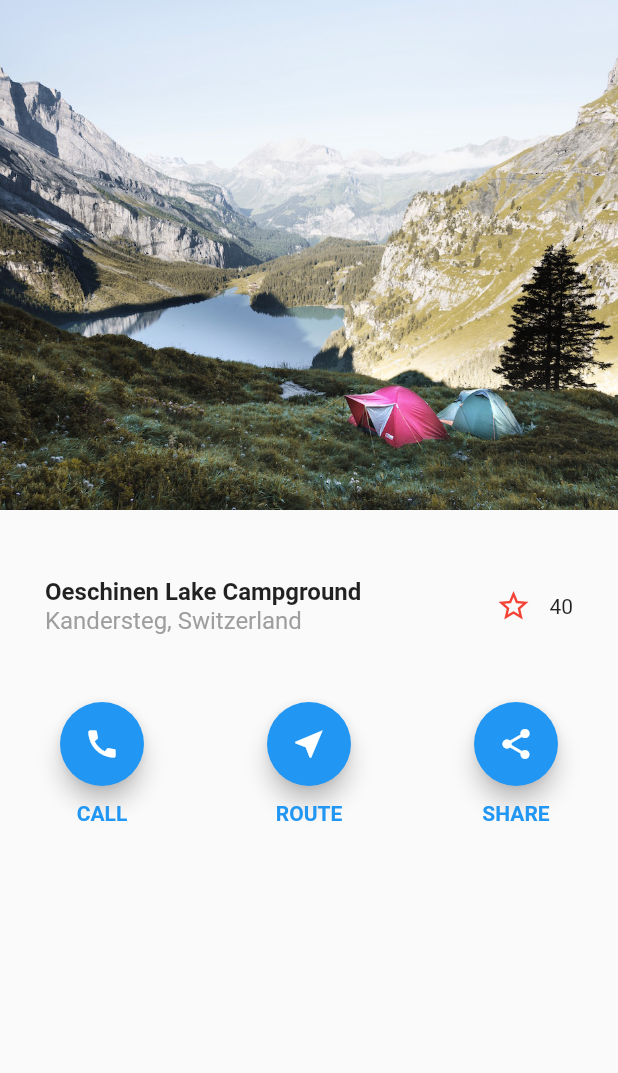
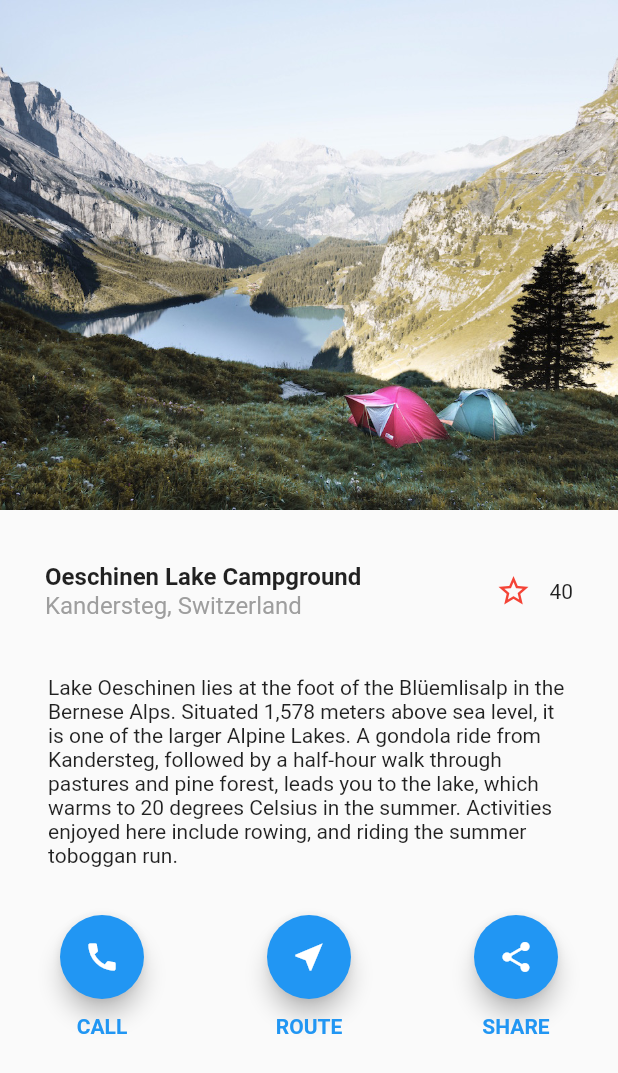
Before and after one commit to pyrta2011/flutterApp, a Flutter app: the screen it shows after launch, on a phone screen of 412 x 824 dp. Shown: the top 1073 px of the screen. Run offline on Flutter 3.47's test engine with Material 2 defaults, Android fonts, the phone set to English and light mode, and no system bars; our stand-ins replace share.

Commit message:
Add share functional

```diff
--- a/lib/components/button.dart
+++ b/lib/components/button.dart
@@ -1,4 +1,5 @@
 import "package:flutter/material.dart";
+import "package:share/share.dart";
 
 class ButtonRow extends StatelessWidget {
   @override
@@ -19,12 +20,23 @@ class ButtonRow extends StatelessWidget {
                 color: Colors.white,
               ),
               data: "ROUTE"),
-          _buildButtonRow(
-              icon: Icon(
-                Icons.share,
-                color: Colors.white,
+          Column(
+            children: [
+              FloatingActionButton(
+                onPressed: () => Share.share(
+                    "Look at this, Lake Oeschinen lies at the foot of the Blüemlisalp in the Bernese"),
+                child: Icon(Icons.share),
               ),
-              data: "SHARE"),
+              Padding(
+                padding: EdgeInsets.only(top: 10),
+                child: Text(
+                  "SHARE",
+                  style: TextStyle(
+                      color: Colors.blue, fontWeight: FontWeight.bold),
+                ),
+              )
+            ],
+          ),
         ],
         mainAxisAlignment: MainAxisAlignment.spaceBetween,
       ),
--- a/lib/components/title.dart
+++ b/lib/components/title.dart
@@ -4,7 +4,7 @@ class TitleWidget extends StatelessWidget {
   @override
   Widget build(BuildContext context) {
     return Container(
-      padding: EdgeInsets.symmetric(horizontal: 30, vertical: 40),
+      padding: EdgeInsets.only(left: 30, right: 30, top: 30),
       child: Row(
         mainAxisAlignment: MainAxisAlignment.spaceBetween,
         children: [
--- a/lib/main.dart
+++ b/lib/main.dart
@@ -11,7 +11,23 @@ class MyApp extends StatelessWidget {
     return MaterialApp(
       home: Scaffold(
         body: ListView(
-          children: [ImageWidget(), TitleWidget(), ButtonRow()],
+          children: [
+            ImageWidget(),
+            TitleWidget(),
+            Container(
+              padding: const EdgeInsets.all(32),
+              child: Text(
+                'Lake Oeschinen lies at the foot of the Blüemlisalp in the Bernese '
+                'Alps. Situated 1,578 meters above sea level, it is one of the '
+                'larger Alpine Lakes. A gondola ride from Kandersteg, followed by a '
+                'half-hour walk through pastures and pine forest, leads you to the '
+                'lake, which warms to 20 degrees Celsius in the summer. Activities '
+                'enjoyed here include rowing, and riding the summer toboggan run.',
+                softWrap: true,
+              ),
+            ),
+            ButtonRow(),
+          ],
         ),
       ),
     );
--- a/pubspec.yaml
+++ b/pubspec.yaml
@@ -23,6 +23,7 @@ environment:
 dependencies:
   flutter:
     sdk: flutter
+  share: any
 
 
   # The following adds the Cupertino Icons font to your application.
```
Also changed, not shown: pubspec.lock.
